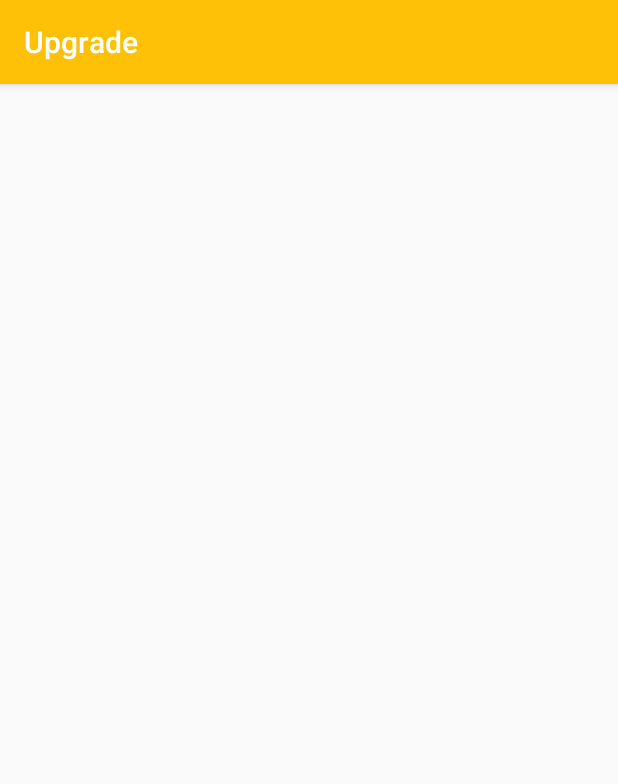
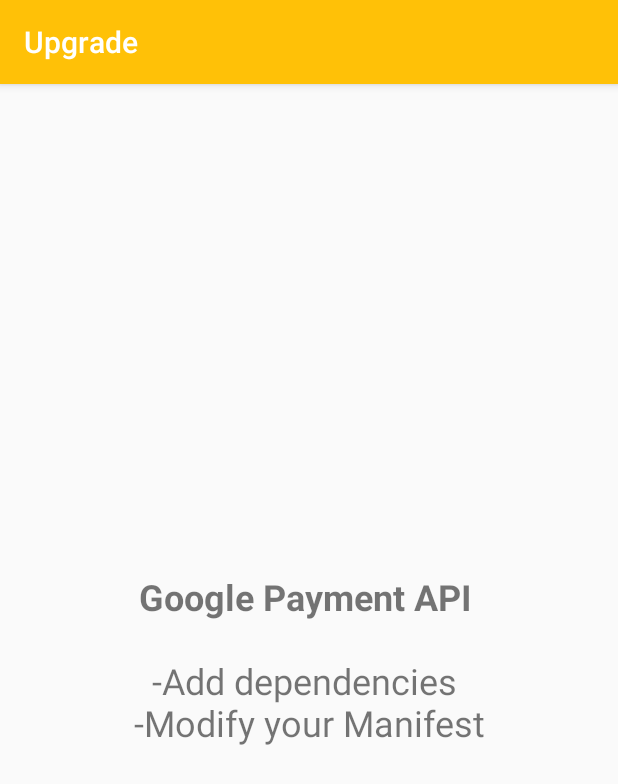
Before and after one commit to muhammad1339/Musicapp, an Android app: the UpgradeActivity screen opened directly, with no data from a screen before it, on a phone screen of 412 x 824 dp. Shown: the top 784 px of the screen. Run offline under Robolectric (Android 15) with nearby library versions, the phone set to English and light mode, and no system bars.

Commit message:
try Payment Method

```diff
--- a/app/src/main/res/layout/activity_upgrade.xml
+++ b/app/src/main/res/layout/activity_upgrade.xml
@@ -6,4 +6,12 @@
     android:layout_height="match_parent"
     tools:context="com.proprog.musicapp.UpgradeActivity">
 
+    <TextView
+        android:layout_width="wrap_content"
+        android:layout_height="wrap_content"
+        android:layout_centerInParent="true"
+        android:gravity="center"
+        android:padding="4dp"
+        android:textSize="24sp"
+        android:text="@string/upgrade_desc_string"/>
 </RelativeLayout>
--- a/app/src/main/res/values/strings.xml
+++ b/app/src/main/res/values/strings.xml
@@ -7,7 +7,10 @@
     <string name="genres_string">Genres</string>
     <string name="upgrade_string">Upgrade</string>
     <string name="genres_desc_string">This Activity for putting music in genres like Pop,Jazz,....</string>
-    <string name="albums_desc_string" >This Activity for putting music in Albums</string>
+    <string name="albums_desc_string">This Activity for putting music in Albums</string>
     <string name="favorite_desc_string">This Activity for showing Favorite songs</string>
     <string name="allsongs_desc_string">This Activity for showing all songs in music library</string>
+    <string name="upgrade_desc_string"><b>Google Payment API</b>
+        \n\n-Add dependencies
+    \n-Modify your Manifest</string>
 </resources>
```
